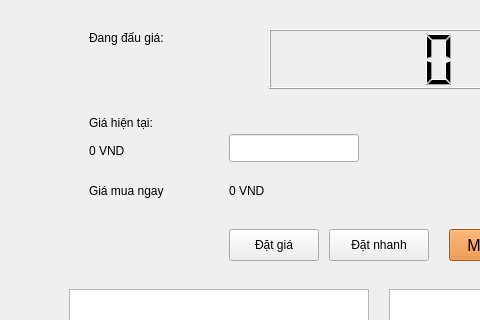
The window that AuctionClient/mainwindow.ui (nhatsonle/LAN_BiddingSystem) describes before a commit, drawn with Qt 5; both pictures show x 0 to 480 and y 0 to 320 of the 900 by 620 pixel window.
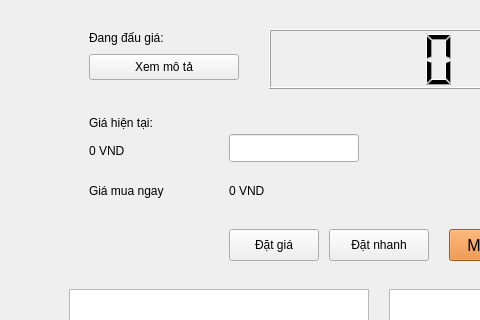
The same window after the commit. The open tabs and pages were chosen to show the change.

Patch:
```diff
--- a/AuctionClient/mainwindow.ui
+++ b/AuctionClient/mainwindow.ui
@@ -270,6 +270,19 @@
          <string>Đang đấu giá:</string>
         </property>
        </widget>
+      <widget class="QPushButton" name="btnShowDescription">
+       <property name="geometry">
+        <rect>
+         <x>80</x>
+         <y>45</y>
+         <width>150</width>
+         <height>26</height>
+        </rect>
+       </property>
+       <property name="text">
+        <string>Xem mô tả</string>
+       </property>
+      </widget>
        <widget class="QLCDNumber" name="lcdTimer">
         <property name="geometry">
          <rect>
```
Lines whose indentation alone changed are shown as unchanged.
